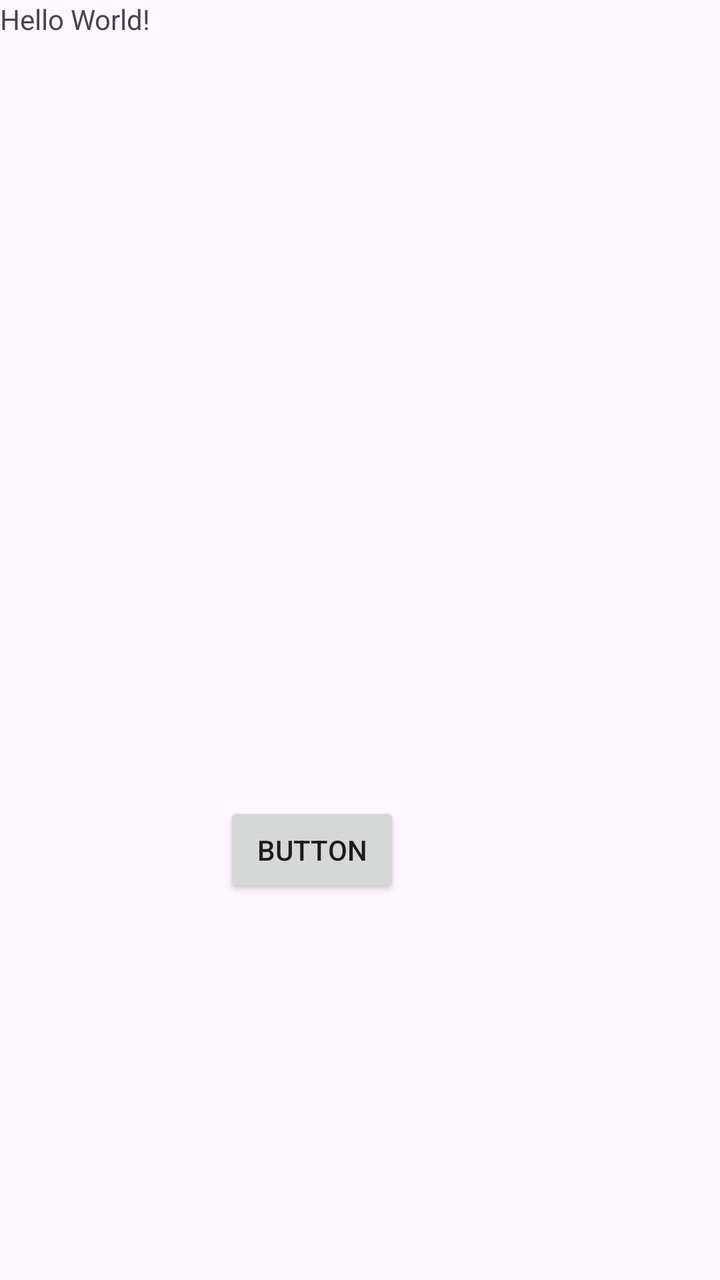
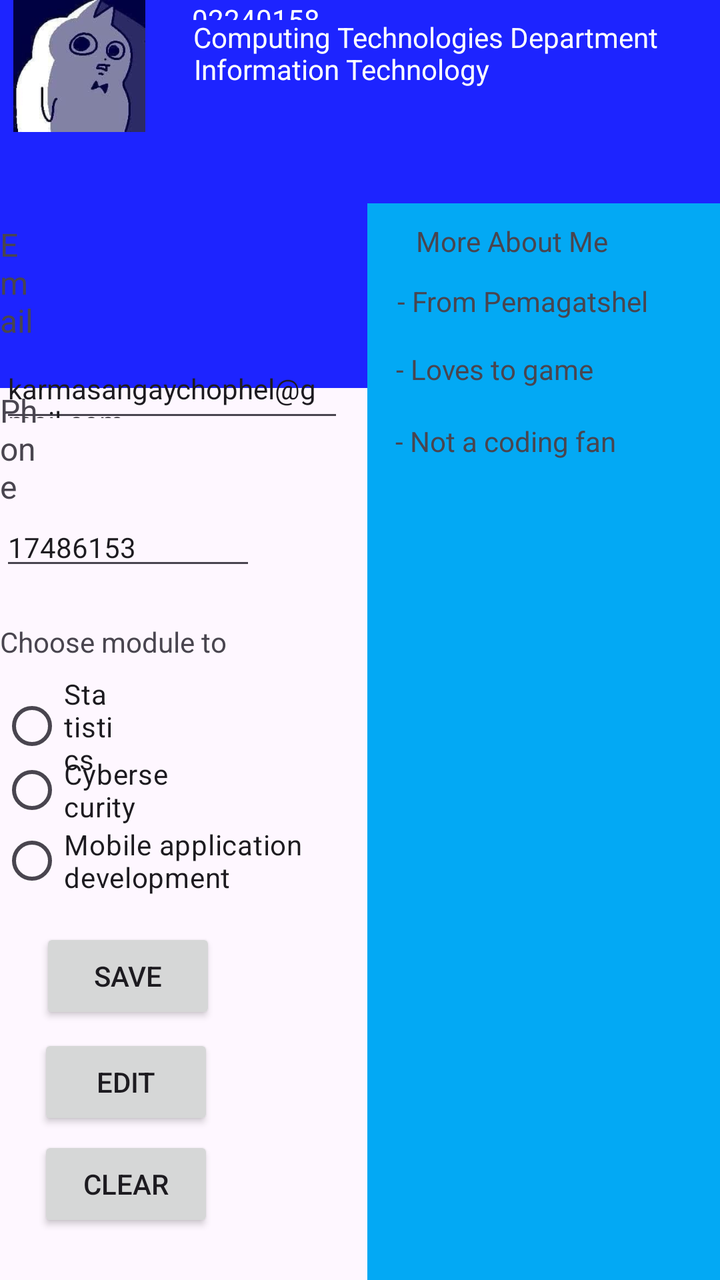

Screens rendered from an Android XML layout before and after an edit, with the pre-edit source and the edit as a unified diff.
<!-- AndroidManifest.xml: application theme Theme.Lab2_StudentProfileSection -->
<!-- res/layout/activity_main.xml -->
<?xml version="1.0" encoding="utf-8"?>
<RelativeLayout xmlns:android="http://schemas.android.com/apk/res/android"
    xmlns:app="http://schemas.android.com/apk/res-auto"
    xmlns:tools="http://schemas.android.com/tools"
    android:id="@+id/main"
    android:layout_width="match_parent"
    android:layout_height="match_parent"
    tools:context=".MainActivity">

    <TextView
        android:layout_width="wrap_content"
        android:layout_height="wrap_content"
        android:text="Hello World!"
        app:layout_constraintBottom_toBottomOf="parent"
        app:layout_constraintEnd_toEndOf="parent"
        app:layout_constraintStart_toStartOf="parent"
        app:layout_constraintTop_toTopOf="parent" />

    <Button
        android:id="@+id/button"
        android:layout_width="wrap_content"
        android:layout_height="wrap_content"
        android:layout_alignParentEnd="true"
        android:layout_alignParentBottom="true"
        android:layout_marginEnd="160dp"
        android:layout_marginBottom="191dp"
        android:text="Button" />

</RelativeLayout>
<!-- resources referenced by this layout -->
<resources>
  <style name="Theme.Lab2_StudentProfileSection" parent="Base.Theme.Lab2_StudentProfileSection" />
  <style name="Base.Theme.Lab2_StudentProfileSection" parent="Theme.Material3.DayNight.NoActionBar">
          
          
      </style>
</resources>

<!-- the commit's change to res/layout/activity_main.xml (unified diff, before → after) -->
@@ -7,14 +7,223 @@
     android:layout_height="match_parent"
     tools:context=".MainActivity">
 
-    <TextView
-        android:layout_width="wrap_content"
-        android:layout_height="wrap_content"
-        android:text="Hello World!"
-        app:layout_constraintBottom_toBottomOf="parent"
-        app:layout_constraintEnd_toEndOf="parent"
-        app:layout_constraintStart_toStartOf="parent"
-        app:layout_constraintTop_toTopOf="parent" />
+    <View
+        android:id="@+id/view2"
+        android:layout_width="match_parent"
+        android:layout_height="194dp"
+        android:background="#1D24FF" />
+
+    <EditText
+        android:id="@+id/editTextText2"
+        android:layout_width="254dp"
+        android:layout_height="43dp"
+        android:layout_alignParentEnd="true"
+        android:layout_alignParentBottom="true"
+        android:layout_marginEnd="9dp"
+        android:layout_marginBottom="644dp"
+        android:ems="10"
+        android:inputType="text"
+        android:text="Karma Sangay Chophel"
+        android:textColor="@color/white"
+        android:textColorLink="@color/white"
+        android:textSize="20sp"
+        android:textStyle="bold" />
+
+    <TextView
+        android:id="@+id/textView"
+        android:layout_width="150dp"
+        android:layout_height="30dp"
+        android:layout_alignParentEnd="true"
+        android:layout_alignParentBottom="true"
+        android:layout_marginEnd="113dp"
+        android:layout_marginBottom="585dp"
+        android:text="Information Technology"
+        android:textColor="@color/white" />
+
+    <TextView
+        android:id="@+id/textView2"
+        style="A"
+        android:layout_width="wrap_content"
+        android:layout_height="wrap_content"
+        android:layout_alignParentStart="true"
+        android:layout_alignParentEnd="true"
+        android:layout_alignParentBottom="true"
+        android:layout_marginStart="161dp"
+        android:layout_marginEnd="161dp"
+        android:layout_marginBottom="697dp"
+        android:text="My Profile"
+        android:textColor="@color/white"
+        android:textSize="16sp" />
+
+    <TextView
+        android:id="@+id/textView3"
+        android:layout_width="wrap_content"
+        android:layout_height="wrap_content"
+        android:layout_alignParentEnd="true"
+        android:layout_alignParentBottom="true"
+        android:layout_marginEnd="200dp"
+        android:layout_marginBottom="630dp"
+        android:text="02240158"
+        android:textColor="@color/white"
+        android:visibility="visible" />
+
+    <TextView
+        android:id="@+id/textView5"
+        android:layout_width="wrap_content"
+        android:layout_height="wrap_content"
+        android:layout_alignParentEnd="true"
+        android:layout_alignParentBottom="true"
+        android:layout_marginEnd="31dp"
+        android:layout_marginBottom="612dp"
+        android:text="Computing Technologies Department"
+        android:textColor="@color/white" />
+
+    <ImageView
+        android:id="@+id/imageView"
+        android:layout_width="110dp"
+        android:layout_height="110dp"
+        android:layout_alignParentEnd="true"
+        android:layout_alignParentBottom="true"
+        android:layout_marginEnd="281dp"
+        android:layout_marginBottom="574dp"
+        app:srcCompat="@drawable/_50b60786_2e09_4e39_bb49_54b1d874780d" />
+
+    <TextView
+        android:id="@+id/textView6"
+        android:layout_width="wrap_content"
+        android:layout_height="wrap_content"
+        android:layout_above="@+id/editTextTextEmailAddress3"
+        android:layout_alignParentEnd="true"
+        android:layout_marginEnd="340dp"
+        android:layout_marginBottom="4dp"
+        android:text="Email"
+        android:textSize="16sp" />
+
+    <EditText
+        android:id="@+id/editTextTextEmailAddress3"
+        android:layout_width="213dp"
+        android:layout_height="41dp"
+        android:layout_alignParentEnd="true"
+        android:layout_alignParentBottom="true"
+        android:layout_marginEnd="188dp"
+        android:layout_marginBottom="424dp"
+        android:ems="10"
+        android:text="karmasangaychophel@gmail.com"
+        android:textSize="14sp" />
+
+    <TextView
+        android:id="@+id/textView7"
+        android:layout_width="wrap_content"
+        android:layout_height="wrap_content"
+        android:layout_above="@+id/editTextPhone"
+        android:layout_alignParentEnd="true"
+        android:layout_marginEnd="337dp"
+        android:layout_marginBottom="0dp"
+        android:text="Phone "
+        android:textSize="16sp" />
+
+    <EditText
+        android:id="@+id/editTextPhone"
+        android:layout_width="wrap_content"
+        android:layout_height="wrap_content"
+        android:layout_alignParentEnd="true"
+        android:layout_alignParentBottom="true"
+        android:layout_marginEnd="232dp"
+        android:layout_marginBottom="350dp"
+        android:ems="10"
+        android:inputType="phone"
+        android:text="17486153"
+        android:textSize="14sp" />
+
+    <View
+        android:id="@+id/view"
+        android:layout_width="183dp"
+        android:layout_height="539dp"
+        android:layout_alignParentEnd="true"
+        android:layout_alignParentBottom="true"
+        android:layout_marginEnd="-7dp"
+        android:layout_marginBottom="-1dp"
+        android:background="#03A9F4" />
+
+    <TextView
+        android:id="@+id/textView8"
+        android:layout_width="wrap_content"
+        android:layout_height="wrap_content"
+        android:layout_alignParentEnd="true"
+        android:layout_alignParentBottom="true"
+        android:layout_marginEnd="56dp"
+        android:layout_marginBottom="510dp"
+        android:text="More About Me" />
+
+    <TextView
+        android:id="@+id/textView9"
+        android:layout_width="wrap_content"
+        android:layout_height="wrap_content"
+        android:layout_alignParentEnd="true"
+        android:layout_alignParentBottom="true"
+        android:layout_marginEnd="36dp"
+        android:layout_marginBottom="480dp"
+        android:text="- From Pemagatshel" />
+
+    <TextView
+        android:id="@+id/textView10"
+        android:layout_width="wrap_content"
+        android:layout_height="wrap_content"
+        android:layout_alignParentEnd="true"
+        android:layout_alignParentBottom="true"
+        android:layout_marginEnd="63dp"
+        android:layout_marginBottom="446dp"
+        android:text="- Loves to game" />
+
+    <TextView
+        android:id="@+id/textView11"
+        android:layout_width="wrap_content"
+        android:layout_height="wrap_content"
+        android:layout_alignParentEnd="true"
+        android:layout_alignParentBottom="true"
+        android:layout_marginEnd="52dp"
+        android:layout_marginBottom="410dp"
+        android:text="- Not a coding fan" />
+
+    <TextView
+        android:id="@+id/textView12"
+        android:layout_width="168dp"
+        android:layout_height="20dp"
+        android:layout_above="@+id/radioButton"
+        android:layout_alignParentEnd="true"
+        android:layout_marginEnd="231dp"
+        android:layout_marginBottom="6dp"
+        android:text="Choose module to take:" />
+
+    <RadioButton
+        android:id="@+id/radioButton"
+        android:layout_width="wrap_content"
+        android:layout_height="wrap_content"
+        android:layout_alignParentEnd="true"
+        android:layout_alignParentBottom="true"
+        android:layout_marginEnd="303dp"
+        android:layout_marginBottom="251dp"
+        android:text="Statistics" />
+
+    <RadioButton
+        android:id="@+id/radioButton2"
+        android:layout_width="wrap_content"
+        android:layout_height="wrap_content"
+        android:layout_alignParentEnd="true"
+        android:layout_alignParentBottom="true"
+        android:layout_marginEnd="274dp"
+        android:layout_marginBottom="221dp"
+        android:text="Cybersecurity" />
+
+    <RadioButton
+        android:id="@+id/radioButton3"
+        android:layout_width="224dp"
+        android:layout_height="45dp"
+        android:layout_alignParentEnd="true"
+        android:layout_alignParentBottom="true"
+        android:layout_marginEnd="171dp"
+        android:layout_marginBottom="187dp"
+        android:text="Mobile application development" />
 
     <Button
         android:id="@+id/button"
@@ -22,8 +231,28 @@
         android:layout_height="wrap_content"
         android:layout_alignParentEnd="true"
         android:layout_alignParentBottom="true"
-        android:layout_marginEnd="160dp"
-        android:layout_marginBottom="191dp"
-        android:text="Button" />
+        android:layout_marginEnd="252dp"
+        android:layout_marginBottom="128dp"
+        android:text="Save" />
+
+    <Button
+        android:id="@+id/button2"
+        android:layout_width="wrap_content"
+        android:layout_height="wrap_content"
+        android:layout_alignParentEnd="true"
+        android:layout_alignParentBottom="true"
+        android:layout_marginEnd="253dp"
+        android:layout_marginBottom="75dp"
+        android:text="Edit" />
+
+    <Button
+        android:id="@+id/button3"
+        android:layout_width="wrap_content"
+        android:layout_height="wrap_content"
+        android:layout_alignParentEnd="true"
+        android:layout_alignParentBottom="true"
+        android:layout_marginEnd="253dp"
+        android:layout_marginBottom="24dp"
+        android:text="Clear" />
 
 </RelativeLayout>
<!-- resource entries referenced after the edit -->
@@ -1,5 +1,7 @@
 <!-- resources referenced by this layout -->
 <resources>
+  <color name="white">#FFFFFFFF</color>
+  <!-- drawable _50b60786_2e09_4e39_bb49_54b1d874780d: jpg bitmap (drawable, 5900 bytes) -->
   <style name="Theme.Lab2_StudentProfileSection" parent="Base.Theme.Lab2_StudentProfileSection" />
   <style name="Base.Theme.Lab2_StudentProfileSection" parent="Theme.Material3.DayNight.NoActionBar">
           
